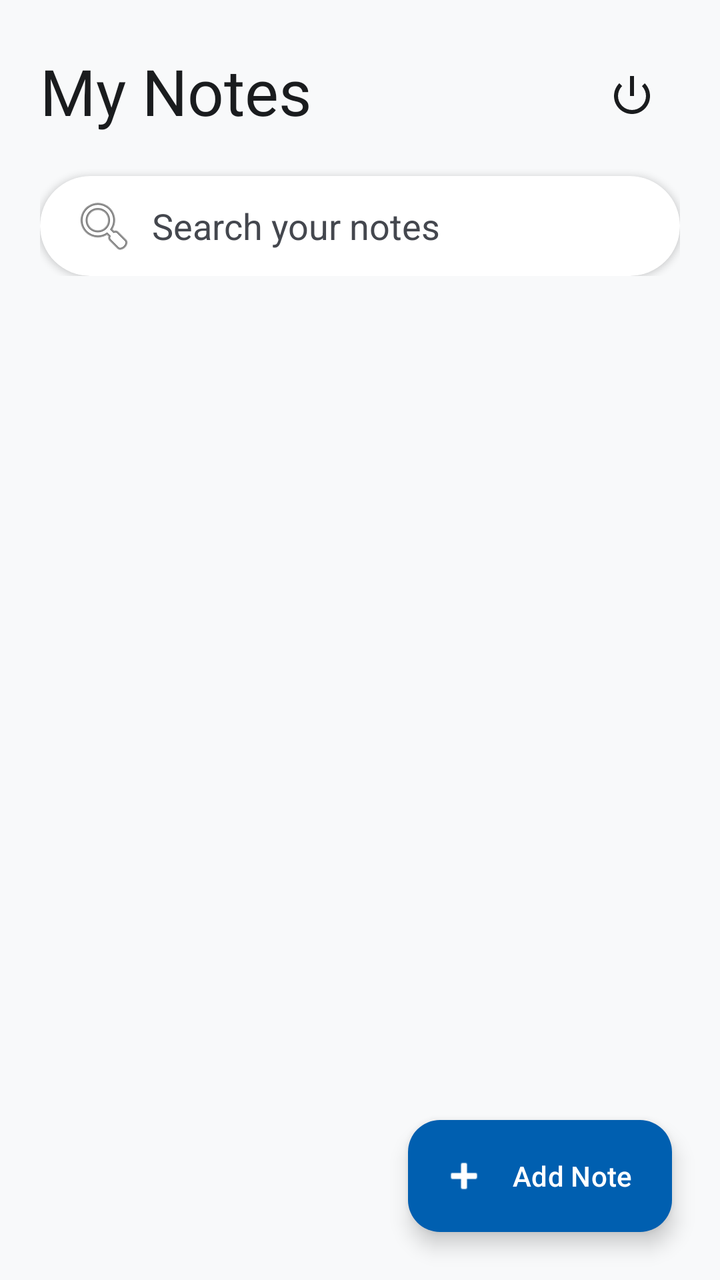
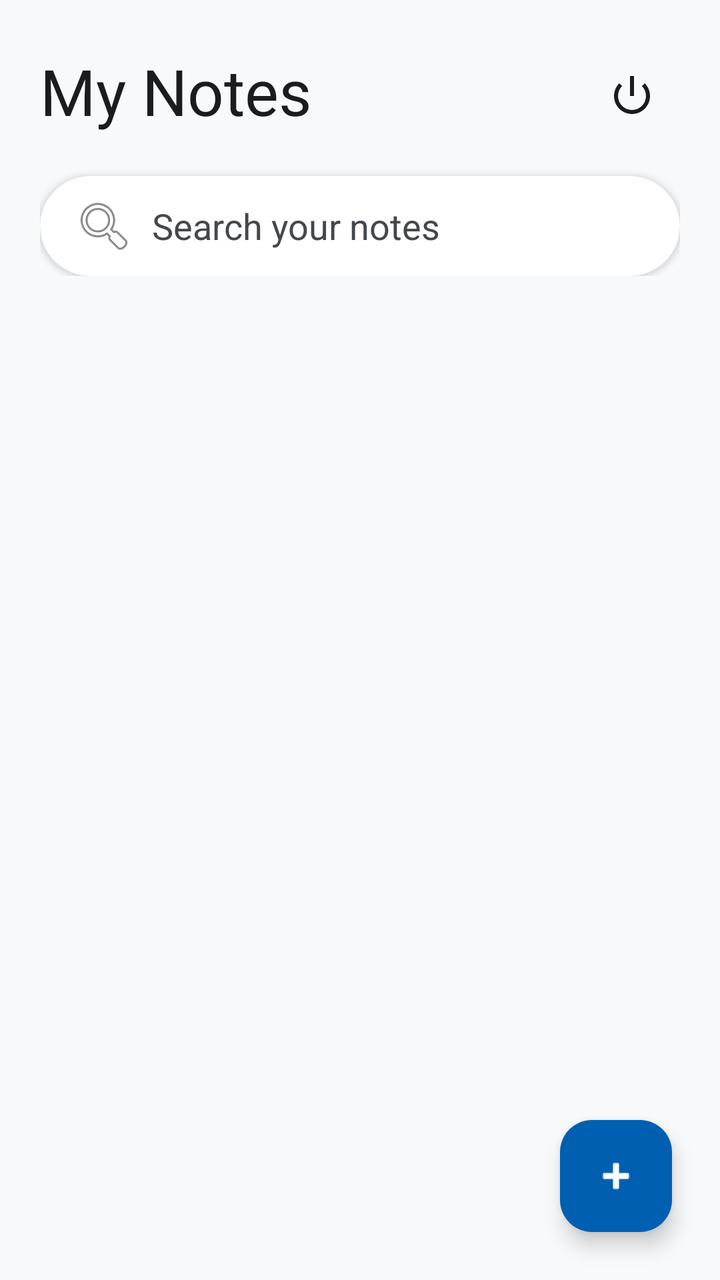

An Android layout rendered at two revisions. The XML below is the earlier revision; the diff shows what the commit changed to produce the second picture.
<!-- AndroidManifest.xml: application theme Theme.Notepad -->
<!-- res/layout/activity_nextpage.xml -->
<?xml version="1.0" encoding="utf-8"?>
<androidx.coordinatorlayout.widget.CoordinatorLayout xmlns:android="http://schemas.android.com/apk/res/android"
    xmlns:app="http://schemas.android.com/apk/res-auto"
    xmlns:tools="http://schemas.android.com/tools"
    android:id="@+id/main"
    android:layout_width="match_parent"
    android:layout_height="match_parent"
    android:background="@color/gray_light"
    tools:context=".nextpage">

    <com.google.android.material.appbar.AppBarLayout
        android:layout_width="match_parent"
        android:layout_height="wrap_content"
        android:background="@android:color/transparent"
        app:elevation="0dp">

        <LinearLayout
            android:layout_width="match_parent"
            android:layout_height="wrap_content"
            android:orientation="vertical"
            android:paddingHorizontal="20dp"
            android:paddingTop="24dp"
            android:paddingBottom="8dp">

            <RelativeLayout
                android:layout_width="match_parent"
                android:layout_height="wrap_content">

                <TextView
                    android:id="@+id/title_tv"
                    android:layout_width="wrap_content"
                    android:layout_height="wrap_content"
                    android:fontFamily="@font/noteame"
                    android:text="@string/my_notes"
                    android:textColor="@color/black"
                    android:textSize="32sp" />

                <ImageButton
                    android:id="@+id/logout_btn"
                    android:layout_width="48dp"
                    android:layout_height="48dp"
                    android:layout_alignParentEnd="true"
                    android:layout_centerVertical="true"
                    android:background="?attr/selectableItemBackgroundBorderless"
                    android:src="@android:drawable/ic_lock_power_off"
                    app:tint="@color/black"
                    android:contentDescription="Logout" />
            </RelativeLayout>

            <com.google.android.material.card.MaterialCardView
                android:id="@+id/search_card"
                android:layout_width="match_parent"
                android:layout_height="50dp"
                android:layout_marginTop="16dp"
                app:cardCornerRadius="25dp"
                app:cardElevation="2dp"
                app:strokeWidth="0dp"
                app:cardBackgroundColor="@color/white">

                <androidx.appcompat.widget.SearchView
                    android:id="@+id/search_et"
                    android:layout_width="match_parent"
                    android:layout_height="match_parent"
                    android:theme="@style/Theme.Notepad.SearchView"
                    app:iconifiedByDefault="false"
                    app:queryHint="Search your notes"
                    app:searchIcon="@android:drawable/ic_menu_search"
                    app:queryBackground="@android:color/transparent" />

            </com.google.android.material.card.MaterialCardView>
        </LinearLayout>
    </com.google.android.material.appbar.AppBarLayout>

    <androidx.recyclerview.widget.RecyclerView
        android:id="@+id/notes_rv"
        android:layout_width="match_parent"
        android:layout_height="match_parent"
        android:clipToPadding="false"
        android:paddingHorizontal="10dp"
        android:paddingTop="8dp"
        android:paddingBottom="100dp"
        app:layout_behavior="@string/appbar_scrolling_view_behavior" />

    <com.google.android.material.floatingactionbutton.ExtendedFloatingActionButton
        android:id="@+id/add_note_fab"
        android:layout_width="wrap_content"
        android:layout_height="wrap_content"
        android:layout_gravity="bottom|end"
        android:layout_margin="24dp"
        android:text="@string/add_note"
        android:textColor="@color/white"
        android:textAllCaps="false"
        android:fontFamily="sans-serif-medium"
        app:icon="@android:drawable/ic_input_add"
        app:iconTint="@color/white"
        app:backgroundTint="@color/btn_blue"
        app:elevation="6dp"/>

</androidx.coordinatorlayout.widget.CoordinatorLayout>
<!-- resources referenced by this layout -->
<resources>
  <color name="black">#1A1C1E</color>
  <color name="btn_blue">#005FB0</color>
  <color name="gray_light">#F8F9FA</color>
  <color name="white">#FFFFFF</color>
  <string name="add_note">Add Note</string>
  <string name="my_notes">My Notes</string>
  <style name="Theme.Notepad.SearchView" parent="">
          <item name="android:editTextColor">@color/black</item>
          <item name="android:textColorHint">@color/gray_dark</item>
          <item name="colorAccent">@color/black</item>
          <item name="colorControlNormal">@color/black</item>
      </style>
  <style name="Theme.Notepad" parent="Base.Theme.Notepad" />
  <color name="gray_dark">#44474E</color>
  <style name="Base.Theme.Notepad" parent="Theme.Material3.DayNight.NoActionBar">
          
          
      </style>
</resources>

<!-- the commit's change to res/layout/activity_nextpage.xml (unified diff, before → after) -->
@@ -74,7 +74,7 @@
     <androidx.recyclerview.widget.RecyclerView
         android:id="@+id/notes_rv"
         android:layout_width="match_parent"
-        android:layout_height="match_parent"
+        android:layout_height="wrap_content"
         android:clipToPadding="false"
         android:paddingHorizontal="10dp"
         android:paddingTop="8dp"
@@ -87,7 +87,6 @@
         android:layout_height="wrap_content"
         android:layout_gravity="bottom|end"
         android:layout_margin="24dp"
-        android:text="@string/add_note"
         android:textColor="@color/white"
         android:textAllCaps="false"
         android:fontFamily="sans-serif-medium"
<!-- resource entries referenced after the edit -->
@@ -4,7 +4,6 @@
   <color name="btn_blue">#005FB0</color>
   <color name="gray_light">#F8F9FA</color>
   <color name="white">#FFFFFF</color>
-  <string name="add_note">Add Note</string>
   <string name="my_notes">My Notes</string>
   <style name="Theme.Notepad.SearchView" parent="">
           <item name="android:editTextColor">@color/black</item>
